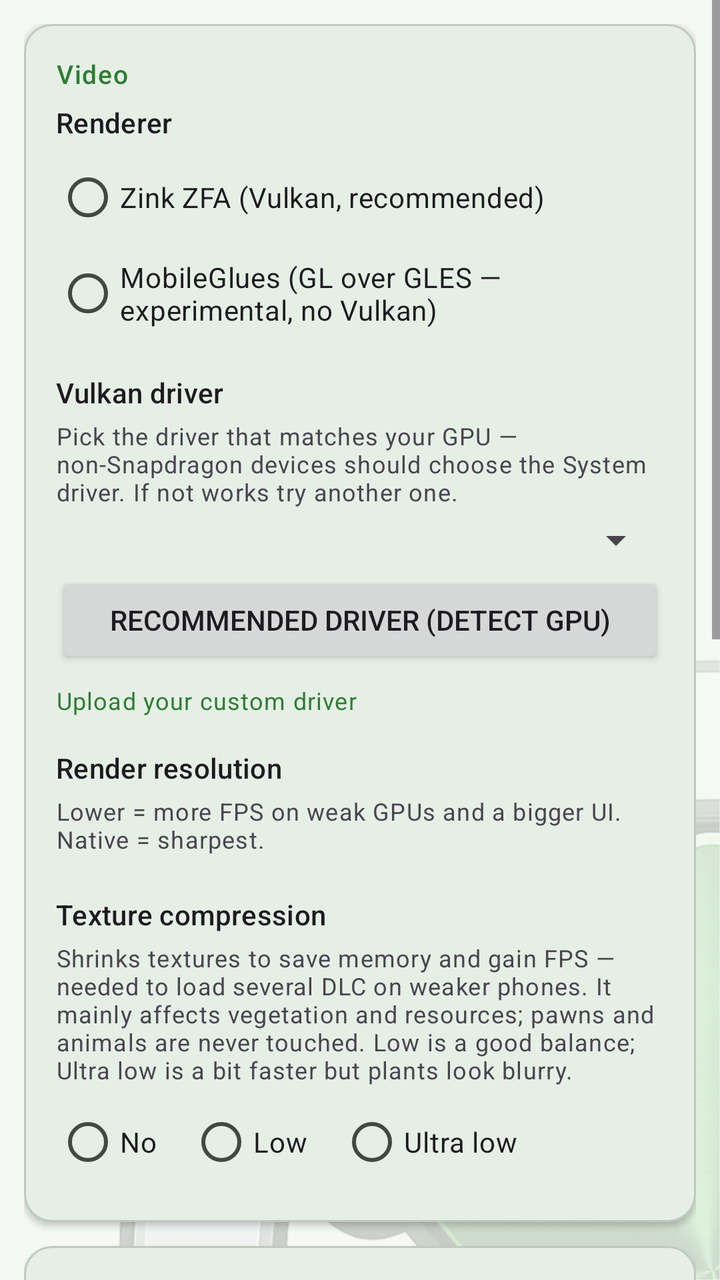
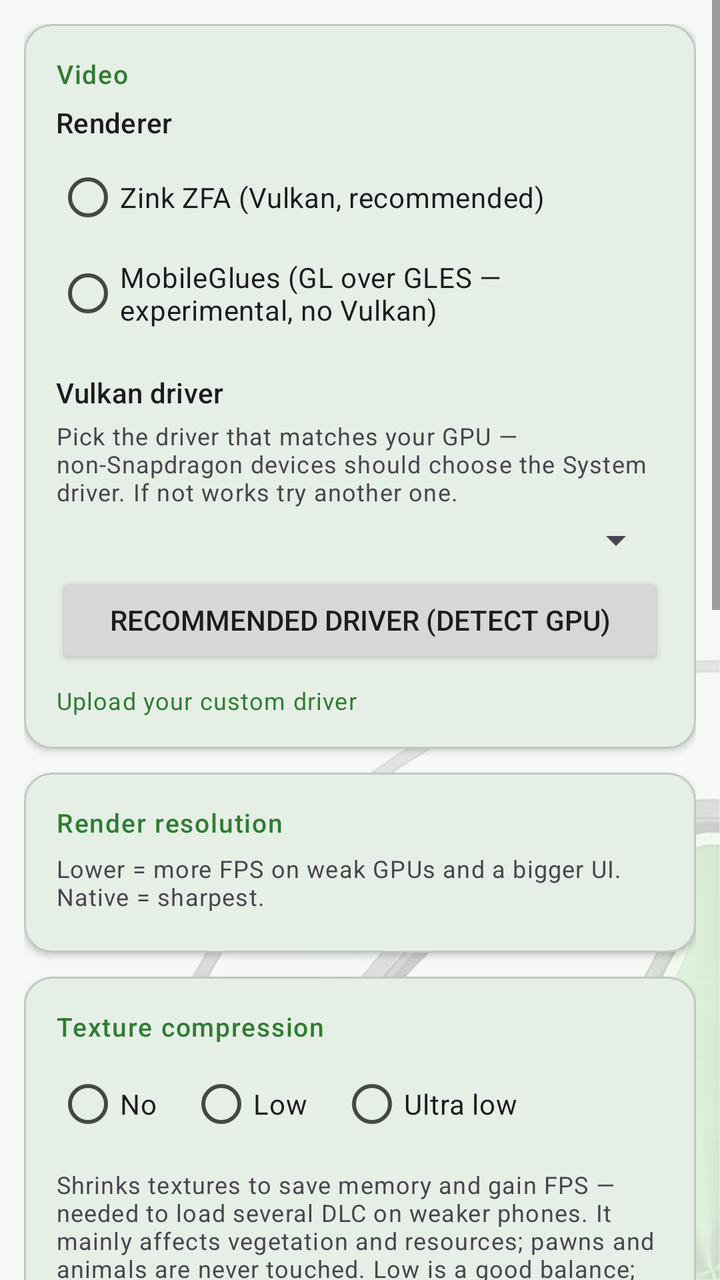

Compare the two renders of this Android layout. The source of the first and the diff that turns it into the second are given below.
<!-- AndroidManifest.xml: application theme AppTheme -->
<!-- res/layout/fragment_settings.xml -->
<?xml version="1.0" encoding="utf-8"?>
<ScrollView xmlns:android="http://schemas.android.com/apk/res/android"
    xmlns:app="http://schemas.android.com/apk/res-auto"
    android:layout_width="match_parent"
    android:layout_height="match_parent">

  <LinearLayout
    android:layout_width="match_parent"
    android:layout_height="wrap_content"
    android:orientation="vertical"
    android:padding="12dp">

    
    <com.google.android.material.card.MaterialCardView
        android:layout_width="match_parent"
        android:layout_height="wrap_content"
        android:layout_marginBottom="12dp"
        app:cardCornerRadius="14dp"
        app:cardElevation="2dp">

      <LinearLayout
          android:layout_width="match_parent"
          android:layout_height="wrap_content"
          android:orientation="vertical"
          android:padding="16dp">

        <TextView
            style="@style/AppTheme.CardHeader"
            android:layout_width="wrap_content"
            android:layout_height="wrap_content"
            android:text="@string/card_video"
            android:layout_marginBottom="6dp" />

        
        <TextView
            android:layout_width="wrap_content"
            android:layout_height="wrap_content"
            android:text="@string/renderer"
            android:textAppearance="?attr/textAppearanceTitleSmall"
            android:layout_marginBottom="4dp" />

        <RadioGroup
            android:id="@+id/rg_renderer"
            android:layout_width="wrap_content"
            android:layout_height="wrap_content"
            android:layout_marginBottom="16dp">

          <RadioButton
              android:id="@+id/rb_zink_zfa"
              android:layout_width="wrap_content"
              android:layout_height="wrap_content"
              android:text="@string/zink_zfa_label" />

          <RadioButton
              android:id="@+id/rb_mobileglues"
              android:layout_width="wrap_content"
              android:layout_height="wrap_content"
              android:text="@string/mobileglues_label" />
        </RadioGroup>

        <TextView
            android:layout_width="wrap_content"
            android:layout_height="wrap_content"
            android:text="@string/vulkan_driver"
            android:textAppearance="?attr/textAppearanceTitleSmall"
            android:layout_marginBottom="4dp" />

        <TextView
            android:layout_width="wrap_content"
            android:layout_height="wrap_content"
            android:text="@string/vulkan_driver_hint"
            android:textAppearance="?attr/textAppearanceBodySmall"
            android:layout_marginBottom="4dp" />

        <Spinner
            android:id="@+id/spinner_vulkan_driver"
            android:layout_width="match_parent"
            android:layout_height="wrap_content"
            android:layout_marginBottom="4dp" />

        <Button
            android:id="@+id/btn_recommend_driver"
            android:layout_width="match_parent"
            android:layout_height="wrap_content"
            android:text="@string/driver_recommend"
            android:textSize="14dp" />

        
        <TextView
            android:id="@+id/tv_upload_driver"
            android:layout_width="wrap_content"
            android:layout_height="wrap_content"
            android:layout_marginTop="8dp"
            android:text="@string/upload_custom_driver"
            android:textColor="?attr/colorPrimary"
            android:textAppearance="?attr/textAppearanceBodySmall"
            android:clickable="true"
            android:focusable="true" />

        
        <TextView
            android:layout_width="wrap_content"
            android:layout_height="wrap_content"
            android:text="@string/render_res_label"
            android:textAppearance="?attr/textAppearanceTitleSmall"
            android:layout_marginTop="16dp"
            android:layout_marginBottom="4dp" />

        <TextView
            android:layout_width="wrap_content"
            android:layout_height="wrap_content"
            android:text="@string/render_res_hint"
            android:textAppearance="?attr/textAppearanceBodySmall"
            android:layout_marginBottom="4dp" />

        <RadioGroup
            android:id="@+id/rg_render_res"
            android:layout_width="wrap_content"
            android:layout_height="wrap_content"
            android:orientation="vertical" />

        
        <TextView
            android:layout_width="wrap_content"
            android:layout_height="wrap_content"
            android:text="@string/texq_label"
            android:textAppearance="?attr/textAppearanceTitleSmall"
            android:layout_marginTop="16dp"
            android:layout_marginBottom="4dp" />

        <TextView
            android:layout_width="wrap_content"
            android:layout_height="wrap_content"
            android:text="@string/texq_hint"
            android:textAppearance="?attr/textAppearanceBodySmall"
            android:layout_marginBottom="4dp" />

        <RadioGroup
            android:id="@+id/rg_texq"
            android:layout_width="match_parent"
            android:layout_height="wrap_content"
            android:orientation="horizontal">

            <RadioButton
                android:id="@+id/rb_texq_no"
                android:layout_width="wrap_content"
                android:layout_height="wrap_content"
                android:layout_marginEnd="16dp"
                android:text="@string/texq_no" />

            <RadioButton
                android:id="@+id/rb_texq_low"
                android:layout_width="wrap_content"
                android:layout_height="wrap_content"
                android:layout_marginEnd="16dp"
                android:text="@string/texq_low" />

            <RadioButton
                android:id="@+id/rb_texq_ultra"
                android:layout_width="wrap_content"
                android:layout_height="wrap_content"
                android:text="@string/texq_ultra" />
        </RadioGroup>
      </LinearLayout>
    </com.google.android.material.card.MaterialCardView>

    
    <com.google.android.material.card.MaterialCardView
        android:layout_width="match_parent"
        android:layout_height="wrap_content"
        android:layout_marginBottom="12dp"
        app:cardCornerRadius="14dp"
        app:cardElevation="2dp">

      <LinearLayout
          android:layout_width="match_parent"
          android:layout_height="wrap_content"
          android:orientation="vertical"
          android:padding="16dp">

        <TextView
            style="@style/AppTheme.CardHeader"
            android:layout_width="wrap_content"
            android:layout_height="wrap_content"
            android:text="@string/card_fps"
            android:layout_marginBottom="6dp" />

        <Switch
            android:id="@+id/sw_show_fps"
            android:layout_width="match_parent"
            android:layout_height="wrap_content"
            android:textSize="14sp"
            android:text="@string/show_fps_label" />

        
        <TextView
            android:layout_width="wrap_content"
            android:layout_height="wrap_content"
            android:text="@string/fps_cap_label"
            android:textAppearance="?attr/textAppearanceTitleSmall"
            android:layout_marginTop="16dp"
            android:layout_marginBottom="4dp" />

        <TextView
            android:layout_width="wrap_content"
            android:layout_height="wrap_content"
            android:text="@string/fps_cap_hint"
            android:textAppearance="?attr/textAppearanceBodySmall"
            android:layout_marginBottom="4dp" />

        <RadioGroup
            android:id="@+id/rg_fps_cap"
            android:layout_width="match_parent"
            android:layout_height="wrap_content"
            android:orientation="horizontal">

            <RadioButton
                android:id="@+id/rb_fps_30"
                android:layout_width="wrap_content"
                android:layout_height="wrap_content"
                android:layout_marginEnd="16dp"
                android:text="@string/fps_cap_30" />

            <RadioButton
                android:id="@+id/rb_fps_60"
                android:layout_width="wrap_content"
                android:layout_height="wrap_content"
                android:layout_marginEnd="16dp"
                android:text="@string/fps_cap_60" />

            <RadioButton
                android:id="@+id/rb_fps_off"
                android:layout_width="wrap_content"
                android:layout_height="wrap_content"
                android:text="@string/fps_cap_off" />
        </RadioGroup>
      </LinearLayout>
    </com.google.android.material.card.MaterialCardView>

    
    <com.google.android.material.card.MaterialCardView
        android:layout_width="match_parent"
        android:layout_height="wrap_content"
        android:layout_marginBottom="12dp"
        app:cardCornerRadius="14dp"
        app:cardElevation="2dp">

      <LinearLayout
          android:layout_width="match_parent"
          android:layout_height="wrap_content"
          android:orientation="vertical"
          android:padding="16dp">

        <TextView
            style="@style/AppTheme.CardHeader"
            android:layout_width="wrap_content"
            android:layout_height="wrap_content"
            android:text="@string/card_controls"
            android:layout_marginBottom="6dp" />

        <Button
            android:id="@+id/btn_edit_controls"
            android:layout_width="match_parent"
            android:layout_height="wrap_content"
            android:text="@string/edit_controls" />

        <Button
            android:id="@+id/btn_gamepad_mapper"
            android:layout_width="match_parent"
            android:layout_height="wrap_content"
            android:layout_marginTop="8dp"
            android:text="@string/gamepad_mapper_settings_btn" />

        <Switch
            android:id="@+id/sw_haptic"
            android:layout_width="match_parent"
            android:layout_height="wrap_content"
            android:layout_marginTop="16dp"
            android:textSize="14sp"
            android:text="@string/haptic_label" />

        <Switch
            android:id="@+id/sw_drag_pan"
            android:layout_width="match_parent"
            android:layout_height="wrap_content"
            android:layout_marginTop="12dp"
            android:textSize="14sp"
            android:text="@string/drag_pan_label" />

        <Switch
            android:id="@+id/sw_reverse_landscape"
            android:layout_width="match_parent"
            android:layout_height="wrap_content"
            android:layout_marginTop="12dp"
            android:textSize="14sp"
            android:text="@string/reverse_landscape_label" />

        <TextView
            android:layout_width="match_parent"
            android:layout_height="wrap_content"
            android:layout_marginTop="4dp"
            android:textSize="12sp"
            android:alpha="0.7"
            android:text="@string/reverse_landscape_hint" />
      </LinearLayout>
    </com.google.android.material.card.MaterialCardView>

    

    
    <com.google.android.material.card.MaterialCardView
        android:layout_width="match_parent"
        android:layout_height="wrap_content"
        android:layout_marginBottom="12dp"
        app:cardCornerRadius="14dp"
        app:cardElevation="2dp">

      <LinearLayout
          android:layout_width="match_parent"
          android:layout_height="wrap_content"
          android:orientation="vertical"
          android:padding="16dp">

        
        <TextView
            android:id="@+id/tv_advanced_header"
            style="@style/AppTheme.CardHeader"
            android:layout_width="match_parent"
            android:layout_height="wrap_content"
            android:text="@string/card_advanced"
            android:drawableEnd="@android:drawable/arrow_down_float"
            android:clickable="true"
            android:focusable="true" />

        <LinearLayout
            android:id="@+id/ll_advanced_content"
            android:layout_width="match_parent"
            android:layout_height="wrap_content"
            android:orientation="vertical"
            android:visibility="gone">

          <Switch
              android:id="@+id/sw_debug"
              android:layout_width="match_parent"
              android:layout_height="wrap_content"
              android:layout_marginTop="12dp"
              android:textSize="14sp"
              android:text="@string/debug_mode" />

          
          <TextView
              android:layout_width="wrap_content"
              android:layout_height="wrap_content"
              android:layout_marginTop="16dp"
              android:text="@string/env_section_header"
              android:textAppearance="?attr/textAppearanceTitleSmall" />

          <EditText
              android:id="@+id/et_env_vars"
              android:layout_width="match_parent"
              android:layout_height="wrap_content"
              android:layout_marginTop="4dp"
              android:fontFamily="monospace"
              android:textSize="13sp"
              android:inputType="textNoSuggestions|textMultiLine|textVisiblePassword"
              android:hint="@string/env_vars_hint_example" />

          <TextView
              android:layout_width="match_parent"
              android:layout_height="wrap_content"
              android:text="@string/env_vars_hint"
              android:textAppearance="?attr/textAppearanceBodySmall"
              android:layout_marginTop="4dp"
              android:layout_marginBottom="4dp" />

          <Switch
              android:id="@+id/sw_compat_mode"
              android:layout_width="match_parent"
              android:layout_height="wrap_content"
              android:layout_marginTop="16dp"
              android:textSize="14sp"
              android:text="@string/compat_mode_label" />

          <TextView
              android:layout_width="match_parent"
              android:layout_height="wrap_content"
              android:layout_marginTop="2dp"
              android:textAppearance="?attr/textAppearanceBodySmall"
              android:alpha="0.7"
              android:text="@string/compat_mode_hint" />

          
          <Switch
              android:id="@+id/sw_strict_barriers"
              android:layout_width="wrap_content"
              android:layout_height="wrap_content"
              android:text="@string/strict_barriers"
              android:visibility="gone" />

          <Button
              android:id="@+id/btn_smoketest"
              android:layout_width="wrap_content"
              android:layout_height="wrap_content"
              android:text="@string/smoketest_label"
              android:visibility="gone" />

          <Button
              android:id="@+id/btn_steam_dl"
              android:layout_width="wrap_content"
              android:layout_height="wrap_content"
              android:text="@string/steam_dl_label"
              android:visibility="gone" />

          <TextView
              android:id="@+id/tv_steam_dl_status"
              android:layout_width="match_parent"
              android:layout_height="wrap_content"
              android:textIsSelectable="true"
              android:visibility="gone"
              android:textSize="12sp" />

          
          <LinearLayout
              android:layout_width="match_parent"
              android:layout_height="wrap_content"
              android:orientation="vertical"
              android:visibility="gone">

            <TextView
                android:id="@+id/tv_render_scale_label"
                android:layout_width="wrap_content"
                android:layout_height="wrap_content"
                android:text="Render scale: 60%"
                android:textAppearance="?attr/textAppearanceTitleSmall" />

            <SeekBar
                android:id="@+id/sb_render_scale"
                android:layout_width="match_parent"
                android:layout_height="wrap_content"
                android:max="33"
                android:progress="5" />
          </LinearLayout>
        </LinearLayout>
      </LinearLayout>
    </com.google.android.material.card.MaterialCardView>

  </LinearLayout>
</ScrollView>
<!-- resources referenced by this layout -->
<resources>
  <string name="card_advanced">Advanced</string>
  <string name="card_controls">Controls</string>
  <string name="card_fps">Frame rate</string>
  <string name="card_video">Video</string>
  <string name="compat_mode_label">Compatibility mode</string>
  <string name="debug_mode">Debug mode (verbose log)</string>
  <string name="drag_pan_label">Drag the map with a finger to pan</string>
  <string name="driver_recommend">Recommended driver (detect GPU)</string>
  <string name="edit_controls">Edit on-screen controls…</string>
  <string name="env_section_header">Environment variables</string>
  <string name="env_vars_hint_example">e.g. BOX64_DYNAREC_ALIGNED_ATOMICS=1</string>
  <string name="fps_cap_30">30 FPS</string>
  <string name="fps_cap_60">60 FPS</string>
  <string name="fps_cap_label">Frame rate limit</string>
  <string name="fps_cap_off">No limit</string>
  <string name="gamepad_mapper_settings_btn">Gamepad mapping</string>
  <string name="haptic_label">Vibrate on button press</string>
  <string name="mobileglues_label">MobileGlues (GL over GLES — experimental, no Vulkan)</string>
  <string name="render_res_hint">Lower = more FPS on weak GPUs and a bigger UI. Native = sharpest.</string>
  <string name="render_res_label">Render resolution</string>
  <string name="renderer">Renderer</string>
  <string name="reverse_landscape_label">Mirror the picture (180°)</string>
  <string name="show_fps_label">Show FPS counter (top-left)</string>
  <string name="smoketest_label">Test software renderer (OSMesa)</string>
  <string name="steam_dl_label">Steam download spike (RimWorld)</string>
  <string name="strict_barriers">Interpreter mode (test — VERY slow, diagnostic for save corruption)</string>
  <string name="texq_label">Texture compression</string>
  <string name="texq_low">Low</string>
  <string name="texq_no">No</string>
  <string name="texq_ultra">Ultra low</string>
  <string name="upload_custom_driver">Upload your custom driver</string>
  <string name="vulkan_driver">Vulkan driver</string>
  <string name="zink_zfa_label">Zink ZFA (Vulkan, recommended)</string>
  <color name="rd_primary">#2E7D32</color>
  <color name="rd_primary_container">#B4F0B6</color>
  <color name="rd_on_primary_container">#00210A</color>
  <color name="md_theme_secondary">#4F6354</color>
  <color name="md_theme_onSecondary">#FFFFFF</color>
  <color name="md_theme_secondaryContainer">#D2E8D6</color>
  <color name="md_theme_onSecondaryContainer">#0E1F14</color>
  <color name="md_theme_tertiary">#3A656E</color>
  <color name="md_theme_onTertiary">#FFFFFF</color>
  <color name="md_theme_tertiaryContainer">#BEEAF5</color>
  <color name="md_theme_onTertiaryContainer">#001F25</color>
  <color name="md_theme_error">#BA1A1A</color>
  <color name="md_theme_onError">#FFFFFF</color>
  <color name="md_theme_errorContainer">#FFDAD6</color>
  <color name="md_theme_onErrorContainer">#410002</color>
  <color name="md_theme_background">#F5F8F4</color>
  <color name="md_theme_onBackground">#181D18</color>
  <color name="md_theme_surface">#F5F8F4</color>
  <color name="md_theme_onSurface">#181D18</color>
  <color name="md_theme_surfaceVariant">#DCE5DC</color>
  <color name="md_theme_onSurfaceVariant">#414942</color>
  <color name="md_theme_outlineVariant">#C0C9C0</color>
  <color name="md_theme_inverseSurface">#2D322E</color>
  <color name="md_theme_inverseOnSurface">#EFF1EB</color>
  <color name="md_theme_inversePrimary">#86D88A</color>
  <color name="md_theme_surfaceDim">#D5DBD3</color>
  <color name="md_theme_surfaceBright">#F5F8F4</color>
  <color name="md_theme_surfaceContainerLowest">#FFFFFF</color>
  <color name="md_theme_surfaceContainerLow">#EFF2EC</color>
  <color name="md_theme_surfaceContainer">#E9ECE6</color>
  <color name="md_theme_surfaceContainerHigh">#E4E7E1</color>
  <color name="md_theme_surfaceContainerHighest">#DEE1DB</color>
  <!-- unchanged entries left out for length: 14 -->
</resources>

<!-- the commit's change to res/layout/fragment_settings.xml (unified diff, before → after) -->
@@ -96,15 +96,30 @@
             android:textAppearance="?attr/textAppearanceBodySmall"
             android:clickable="true"
             android:focusable="true" />
-
-        
-        <TextView
+      </LinearLayout>
+    </com.google.android.material.card.MaterialCardView>
+
+    
+    
+    <com.google.android.material.card.MaterialCardView
+        android:layout_width="match_parent"
+        android:layout_height="wrap_content"
+        android:layout_marginBottom="12dp"
+        app:cardCornerRadius="14dp"
+        app:cardElevation="2dp">
+
+      <LinearLayout
+          android:layout_width="match_parent"
+          android:layout_height="wrap_content"
+          android:orientation="vertical"
+          android:padding="16dp">
+
+        <TextView
+            style="@style/AppTheme.CardHeader"
             android:layout_width="wrap_content"
             android:layout_height="wrap_content"
             android:text="@string/render_res_label"
-            android:textAppearance="?attr/textAppearanceTitleSmall"
-            android:layout_marginTop="16dp"
-            android:layout_marginBottom="4dp" />
+            android:layout_marginBottom="6dp" />
 
         <TextView
             android:layout_width="wrap_content"
@@ -118,28 +133,37 @@
             android:layout_width="wrap_content"
             android:layout_height="wrap_content"
             android:orientation="vertical" />
-
-        
-        <TextView
+      </LinearLayout>
+    </com.google.android.material.card.MaterialCardView>
+
+    
+    
+    <com.google.android.material.card.MaterialCardView
+        android:layout_width="match_parent"
+        android:layout_height="wrap_content"
+        android:layout_marginBottom="12dp"
+        app:cardCornerRadius="14dp"
+        app:cardElevation="2dp">
+
+      <LinearLayout
+          android:layout_width="match_parent"
+          android:layout_height="wrap_content"
+          android:orientation="vertical"
+          android:padding="16dp">
+
+        <TextView
+            style="@style/AppTheme.CardHeader"
             android:layout_width="wrap_content"
             android:layout_height="wrap_content"
             android:text="@string/texq_label"
-            android:textAppearance="?attr/textAppearanceTitleSmall"
-            android:layout_marginTop="16dp"
-            android:layout_marginBottom="4dp" />
-
-        <TextView
-            android:layout_width="wrap_content"
-            android:layout_height="wrap_content"
-            android:text="@string/texq_hint"
-            android:textAppearance="?attr/textAppearanceBodySmall"
-            android:layout_marginBottom="4dp" />
+            android:layout_marginBottom="6dp" />
 
         <RadioGroup
             android:id="@+id/rg_texq"
             android:layout_width="match_parent"
             android:layout_height="wrap_content"
-            android:orientation="horizontal">
+            android:orientation="horizontal"
+            android:layout_marginBottom="8dp">
 
             <RadioButton
                 android:id="@+id/rb_texq_no"
@@ -161,6 +185,12 @@
                 android:layout_height="wrap_content"
                 android:text="@string/texq_ultra" />
         </RadioGroup>
+
+        <TextView
+            android:layout_width="wrap_content"
+            android:layout_height="wrap_content"
+            android:text="@string/texq_hint"
+            android:textAppearance="?attr/textAppearanceBodySmall" />
       </LinearLayout>
     </com.google.android.material.card.MaterialCardView>
 
